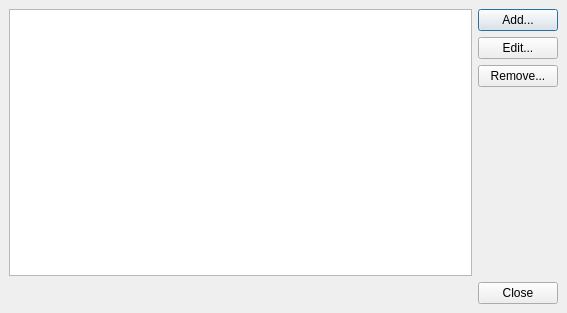
This is Qt/Components/Resources/UI/pqLinksManager.ui in wildmichael/ParaView3-enhancements-old as Qt 5 draws it before an edit. The edited form follows.
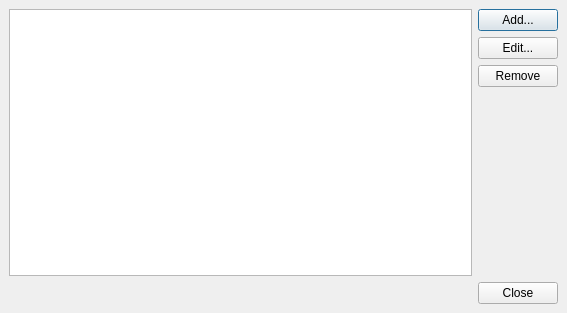
This is the edited form.

Commit message: BUG: Remove button is an immediate action and should not have ...

What changed in the file:
```diff
--- a/Qt/Components/Resources/UI/pqLinksManager.ui
+++ b/Qt/Components/Resources/UI/pqLinksManager.ui
@@ -44,7 +44,7 @@
      <item>
       <widget class="QPushButton" name="removeButton" >
        <property name="text" >
-        <string>Remove...</string>
+        <string>Remove</string>
        </property>
       </widget>
      </item>
```
